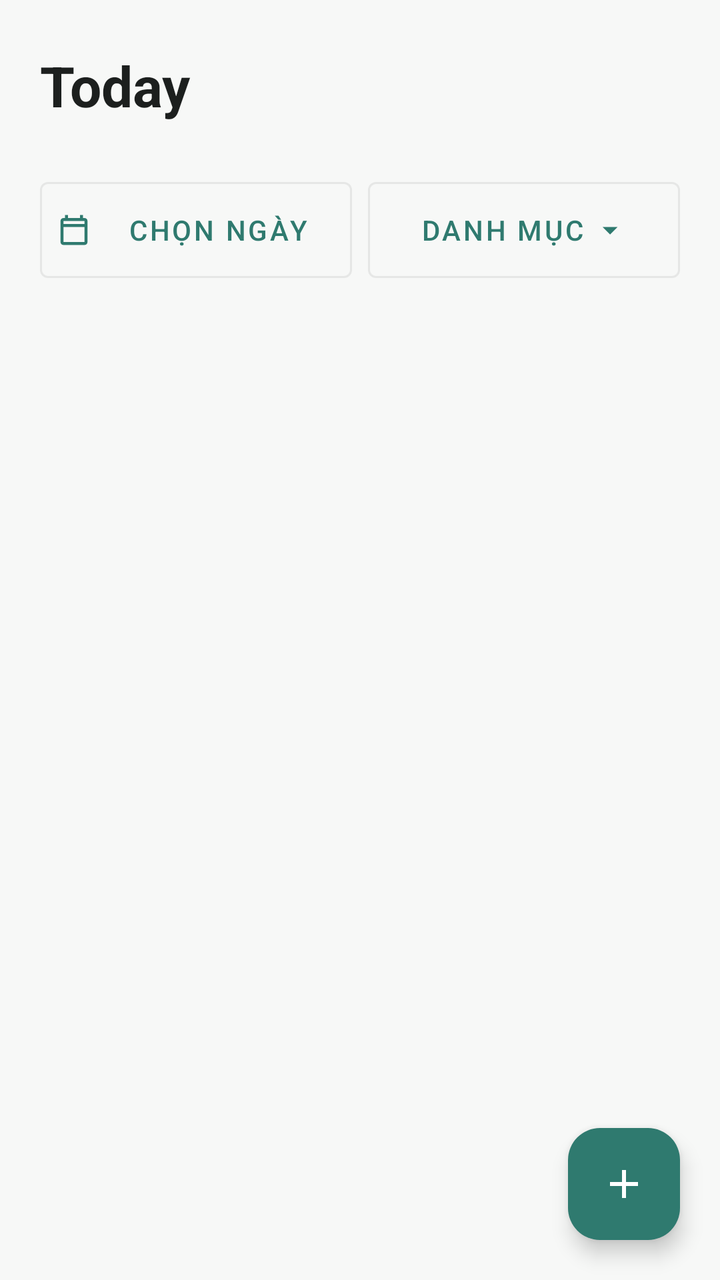
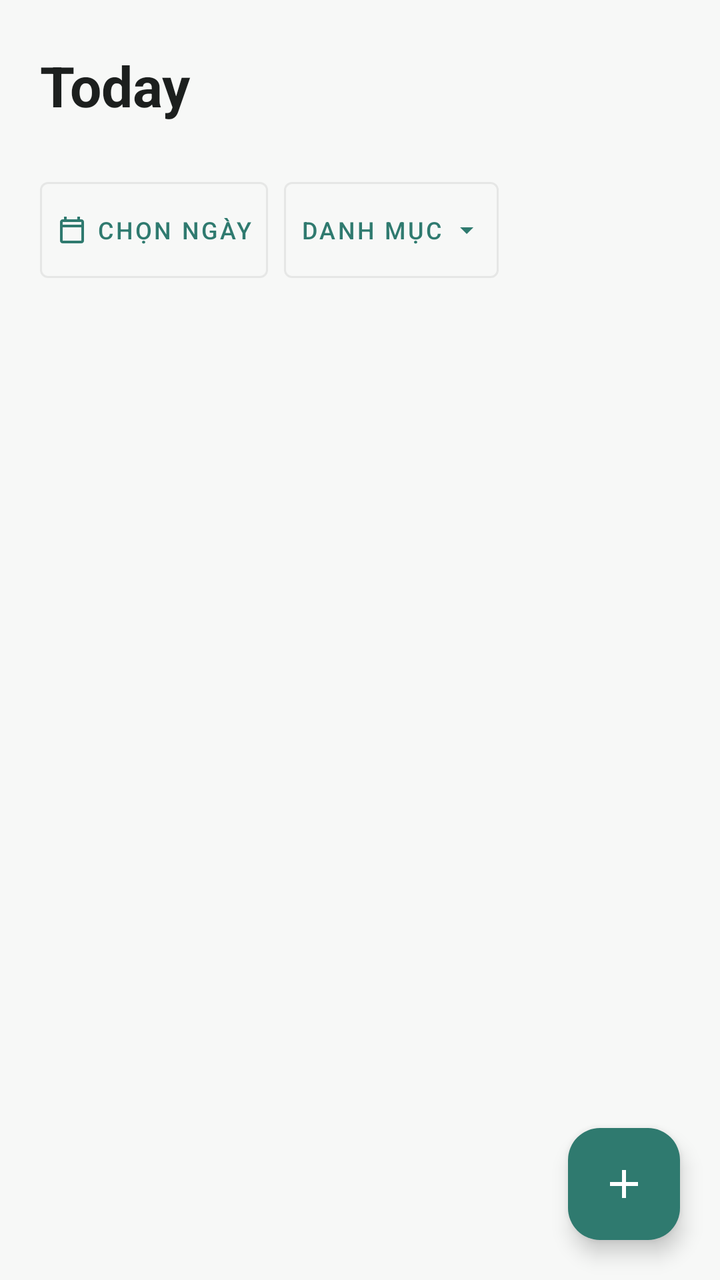

Two renders of the same Android screen: before a commit and after it. Below are the layout's source before the change and the commit's diff.
<!-- AndroidManifest.xml: application theme Theme.TodoList -->
<!-- res/layout/fragment_tasks.xml -->
<?xml version="1.0" encoding="utf-8"?>
<androidx.coordinatorlayout.widget.CoordinatorLayout
    xmlns:android="http://schemas.android.com/apk/res/android"
    xmlns:app="http://schemas.android.com/apk/res-auto"
    android:layout_width="match_parent"
    android:layout_height="match_parent"
    android:background="@color/canvas_mist">

    <LinearLayout
        android:layout_width="match_parent"
        android:layout_height="match_parent"
        android:orientation="vertical">

        <TextView
            android:layout_width="wrap_content"
            android:layout_height="wrap_content"
            android:paddingHorizontal="20dp"
            android:paddingTop="24dp"
            android:text="@string/today"
            android:textColor="@color/charcoal_ink"
            android:textSize="28sp"
            android:textStyle="bold" />

        <TextView
            android:id="@+id/count"
            android:layout_width="wrap_content"
            android:layout_height="wrap_content"
            android:paddingHorizontal="20dp"
            android:paddingBottom="12dp"
            android:fontFamily="monospace"
            android:textColor="@color/muted_steel"
            android:textSize="13sp" />

        <LinearLayout
            android:layout_width="match_parent"
            android:layout_height="wrap_content"
            android:orientation="horizontal"
            android:gravity="center_vertical"
            android:paddingHorizontal="20dp"
            android:paddingBottom="8dp">

            <com.google.android.material.button.MaterialButton
                android:id="@+id/btn_pick_date"
                style="@style/Widget.MaterialComponents.Button.OutlinedButton"
                android:layout_width="0dp"
                android:layout_height="wrap_content"
                android:layout_weight="1"
                android:minWidth="0dp"
                android:insetTop="0dp"
                android:insetBottom="0dp"
                android:paddingHorizontal="8dp"
                android:text="@string/pick_date"
                android:textColor="@color/muted_sage"
                android:maxLines="1"
                android:ellipsize="end"
                app:icon="@drawable/ic_calendar"
                app:iconPadding="4dp"
                app:iconTint="@color/muted_sage"
                app:strokeColor="@color/whisper_border" />

            <com.google.android.material.button.MaterialButton
                android:id="@+id/btn_category"
                style="@style/Widget.MaterialComponents.Button.OutlinedButton"
                android:layout_width="0dp"
                android:layout_height="wrap_content"
                android:layout_weight="1"
                android:layout_marginStart="8dp"
                android:minWidth="0dp"
                android:insetTop="0dp"
                android:insetBottom="0dp"
                android:paddingHorizontal="8dp"
                android:text="@string/category"
                android:textColor="@color/muted_sage"
                android:maxLines="1"
                android:ellipsize="end"
                app:icon="@drawable/ic_arrow_drop_down"
                app:iconGravity="textEnd"
                app:iconPadding="4dp"
                app:iconTint="@color/muted_sage"
                app:strokeColor="@color/whisper_border" />

            <ImageView
                android:id="@+id/btn_clear_filters"
                android:layout_width="40dp"
                android:layout_height="40dp"
                android:layout_marginStart="4dp"
                android:padding="8dp"
                android:background="?attr/selectableItemBackgroundBorderless"
                android:contentDescription="@string/clear_filters"
                android:src="@drawable/ic_close"
                app:tint="@color/muted_steel"
                android:visibility="gone" />
        </LinearLayout>

        <FrameLayout
            android:layout_width="match_parent"
            android:layout_height="match_parent">

            <androidx.recyclerview.widget.RecyclerView
                android:id="@+id/rv_tasks"
                android:layout_width="match_parent"
                android:layout_height="match_parent"
                android:clipToPadding="false"
                android:paddingTop="8dp"
                android:paddingBottom="88dp" />

            <LinearLayout
                android:id="@+id/empty"
                android:layout_width="match_parent"
                android:layout_height="match_parent"
                android:orientation="vertical"
                android:gravity="center"
                android:padding="32dp"
                android:visibility="gone">

                <ImageView
                    android:layout_width="72dp"
                    android:layout_height="72dp"
                    android:contentDescription="@string/no_tasks_yet"
                    android:src="@drawable/ic_tasks"
                    app:tint="@color/faint_steel" />

                <TextView
                    android:layout_width="wrap_content"
                    android:layout_height="wrap_content"
                    android:layout_marginTop="16dp"
                    android:text="@string/no_tasks_yet"
                    android:textColor="@color/charcoal_ink"
                    android:textSize="16sp" />

                <com.google.android.material.button.MaterialButton
                    android:id="@+id/btn_empty_add"
                    android:layout_width="wrap_content"
                    android:layout_height="wrap_content"
                    android:layout_marginTop="16dp"
                    android:text="@string/add_a_task"
                    android:textColor="@color/pure_surface"
                    app:backgroundTint="@color/muted_sage"
                    app:cornerRadius="20dp" />
            </LinearLayout>
        </FrameLayout>
    </LinearLayout>

    <com.google.android.material.floatingactionbutton.FloatingActionButton
        android:id="@+id/fab_add_task"
        android:layout_width="wrap_content"
        android:layout_height="wrap_content"
        android:layout_gravity="bottom|end"
        android:layout_margin="20dp"
        android:contentDescription="@string/new_task"
        android:src="@drawable/ic_add"
        app:backgroundTint="@color/muted_sage"
        app:tint="@color/pure_surface" />

</androidx.coordinatorlayout.widget.CoordinatorLayout>
<!-- resources referenced by this layout -->
<resources>
  <color name="canvas_mist">#F7F8F7</color>
  <color name="charcoal_ink">#1C1F1E</color>
  <color name="faint_steel">#A0A5A3</color>
  <color name="muted_sage">#2F7A6F</color>
  <color name="muted_steel">#6B7270</color>
  <color name="pure_surface">#FFFFFF</color>
  <color name="whisper_border">#141C1F1E</color>
  <!-- drawable ic_add (drawable) -->
  <vector xmlns:android="http://schemas.android.com/apk/res/android"
      android:width="24dp" android:height="24dp"
      android:viewportWidth="24" android:viewportHeight="24"
      android:tint="#FFFFFF">
      <path android:fillColor="@android:color/white"
          android:pathData="M19,13h-6v6h-2v-6H5v-2h6V5h2v6h6v2z"/>
  </vector>
  <!-- drawable ic_arrow_drop_down (drawable) -->
  <vector xmlns:android="http://schemas.android.com/apk/res/android"
      android:width="24dp"
      android:height="24dp"
      android:viewportWidth="24"
      android:viewportHeight="24"
      android:tint="@color/muted_sage">
      <path
          android:fillColor="@android:color/white"
          android:pathData="M7,10l5,5 5,-5z" />
  </vector>
  <!-- drawable ic_calendar (drawable) -->
  <?xml version="1.0" encoding="utf-8"?>
  <vector xmlns:android="http://schemas.android.com/apk/res/android"
      android:width="24dp" android:height="24dp"
      android:viewportWidth="24" android:viewportHeight="24">
      <path android:fillColor="@color/charcoal_ink"
          android:pathData="M19,4h-1V2h-2v2H8V2H6v2H5C3.89,4 3,4.9 3,6v14c0,1.1 0.89,2 2,2h14c1.1,0 2,-0.9 2,-2V6C21,4.9 20.1,4 19,4zM19,20H5V10h14V20zM19,8H5V6h14V8z"/>
  </vector>
  <!-- drawable ic_close (drawable) -->
  <?xml version="1.0" encoding="utf-8"?>
  <vector xmlns:android="http://schemas.android.com/apk/res/android"
      android:width="24dp" android:height="24dp"
      android:viewportWidth="24" android:viewportHeight="24">
      <path android:fillColor="@color/muted_steel"
          android:pathData="M19,6.41L17.59,5 12,10.59 6.41,5 5,6.41 10.59,12 5,17.59 6.41,19 12,13.41 17.59,19 19,17.59 13.41,12z"/>
  </vector>
  <!-- drawable ic_tasks (drawable) -->
  <vector xmlns:android="http://schemas.android.com/apk/res/android"
      android:width="24dp" android:height="24dp"
      android:viewportWidth="24" android:viewportHeight="24"
      android:tint="#6B7270">
      <path android:fillColor="@android:color/white"
          android:pathData="M22,5.18L10.59,16.6l-4.24,-4.24 1.41,-1.41 2.83,2.83 10,-10L22,5.18zM12,20c-4.41,0 -8,-3.59 -8,-8s3.59,-8 8,-8c1.57,0 3.04,0.46 4.28,1.25l1.45,-1.45C16.1,2.67 14.13,2 12,2 6.48,2 2,6.48 2,12s4.48,10 10,10c1.73,0 3.36,-0.44 4.78,-1.22l-1.5,-1.5C14.28,19.74 13.17,20 12,20z"/>
  </vector>
  <string name="add_a_task">Add a task</string>
  <string name="category">Danh mục</string>
  <string name="clear_filters">Bỏ lọc</string>
  <string name="new_task">New Task</string>
  <string name="no_tasks_yet">No tasks yet — add your first</string>
  <string name="pick_date">Chọn ngày</string>
  <string name="today">Today</string>
  <style name="Theme.TodoList" parent="Base.Theme.TodoList" />
  <style name="Base.Theme.TodoList" parent="Theme.Material3.DayNight.NoActionBar">
          
          
          <item name="colorPrimary">@color/muted_sage</item>
          <item name="colorOnPrimary">@color/pure_surface</item>
          <item name="android:colorBackground">@color/canvas_mist</item>
          <item name="colorSurface">@color/pure_surface</item>
          <item name="colorOnSurface">@color/charcoal_ink</item>
      </style>
</resources>

<!-- the commit's change to res/layout/fragment_tasks.xml (unified diff, before → after) -->
@@ -42,28 +42,27 @@
             <com.google.android.material.button.MaterialButton
                 android:id="@+id/btn_pick_date"
                 style="@style/Widget.MaterialComponents.Button.OutlinedButton"
-                android:layout_width="0dp"
+                android:layout_width="wrap_content"
                 android:layout_height="wrap_content"
-                android:layout_weight="1"
                 android:minWidth="0dp"
                 android:insetTop="0dp"
                 android:insetBottom="0dp"
                 android:paddingHorizontal="8dp"
                 android:text="@string/pick_date"
                 android:textColor="@color/muted_sage"
+                android:textSize="12sp"
                 android:maxLines="1"
-                android:ellipsize="end"
                 app:icon="@drawable/ic_calendar"
                 app:iconPadding="4dp"
+                app:iconSize="16dp"
                 app:iconTint="@color/muted_sage"
                 app:strokeColor="@color/whisper_border" />
 
             <com.google.android.material.button.MaterialButton
                 android:id="@+id/btn_category"
                 style="@style/Widget.MaterialComponents.Button.OutlinedButton"
-                android:layout_width="0dp"
+                android:layout_width="wrap_content"
                 android:layout_height="wrap_content"
-                android:layout_weight="1"
                 android:layout_marginStart="8dp"
                 android:minWidth="0dp"
                 android:insetTop="0dp"
@@ -71,11 +70,12 @@
                 android:paddingHorizontal="8dp"
                 android:text="@string/category"
                 android:textColor="@color/muted_sage"
+                android:textSize="12sp"
                 android:maxLines="1"
-                android:ellipsize="end"
                 app:icon="@drawable/ic_arrow_drop_down"
                 app:iconGravity="textEnd"
                 app:iconPadding="4dp"
+                app:iconSize="16dp"
                 app:iconTint="@color/muted_sage"
                 app:strokeColor="@color/whisper_border" />
 
